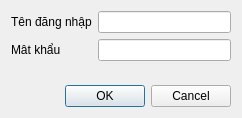
This is login.ui in xdien/tcmr as Qt 5 draws it before an edit. The edited form follows.
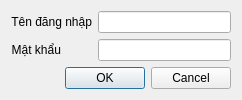
This is the edited form.

Diff of the .ui file:
```diff
--- a/login.ui
+++ b/login.ui
@@ -7,26 +7,20 @@
     <x>0</x>
     <y>0</y>
     <width>242</width>
-    <height>118</height>
+    <height>98</height>
    </rect>
   </property>
   <property name="windowTitle">
    <string>Đăng nhập</string>
   </property>
-  <layout class="QVBoxLayout" name="verticalLayout">
-   <item>
     <layout class="QFormLayout" name="formLayout">
      <item row="0" column="0">
       <widget class="QLabel" name="label">
        <property name="text">
         <string>Tên đăng nhập</string>
        </property>
-      </widget>
-     </item>
-     <item row="1" column="0">
-      <widget class="QLabel" name="label_2">
-       <property name="text">
-        <string>Mât khẩu</string>
+     <property name="alignment">
+      <set>Qt::AlignRight|Qt::AlignTrailing|Qt::AlignVCenter</set>
        </property>
       </widget>
      </item>
@@ -40,9 +34,7 @@
        </property>
       </widget>
      </item>
-    </layout>
-   </item>
-   <item>
+   <item row="2" column="0" colspan="2">
     <widget class="QDialogButtonBox" name="buttonBox">
      <property name="orientation">
       <enum>Qt::Horizontal</enum>
@@ -52,6 +44,16 @@
      </property>
     </widget>
    </item>
+   <item row="1" column="0">
+    <widget class="QLabel" name="label_2">
+     <property name="text">
+      <string>Mật khẩu</string>
+     </property>
+     <property name="alignment">
+      <set>Qt::AlignRight|Qt::AlignTrailing|Qt::AlignVCenter</set>
+     </property>
+    </widget>
+   </item>
   </layout>
  </widget>
  <resources/>
```
Lines whose indentation alone changed are shown as unchanged.
